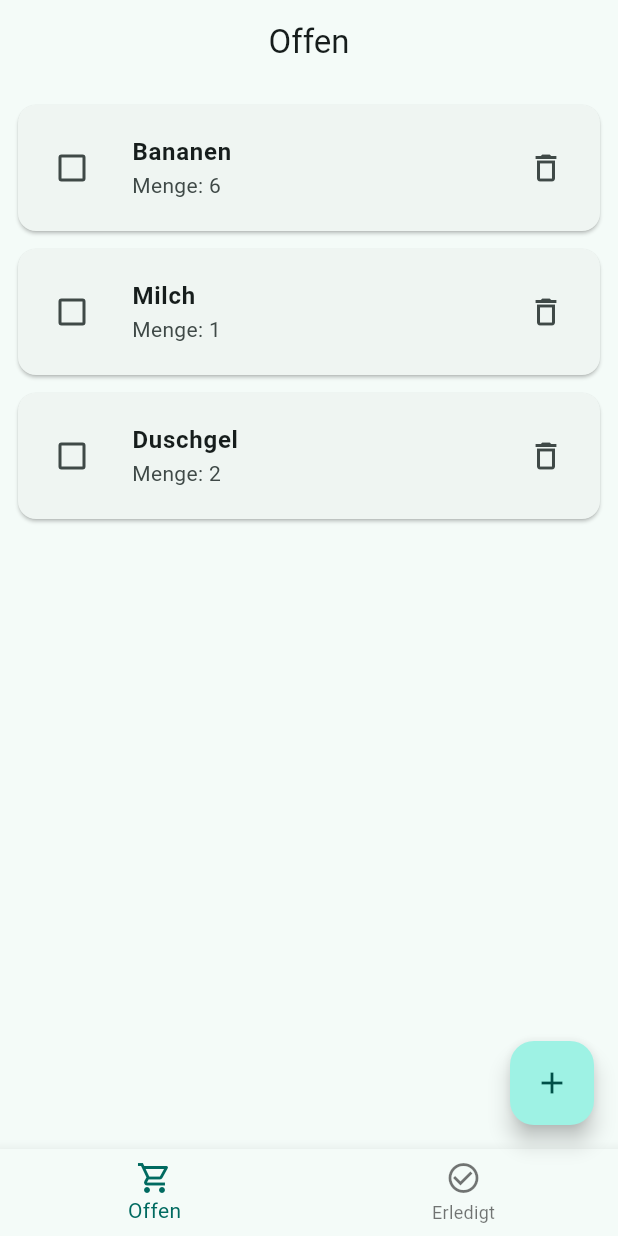
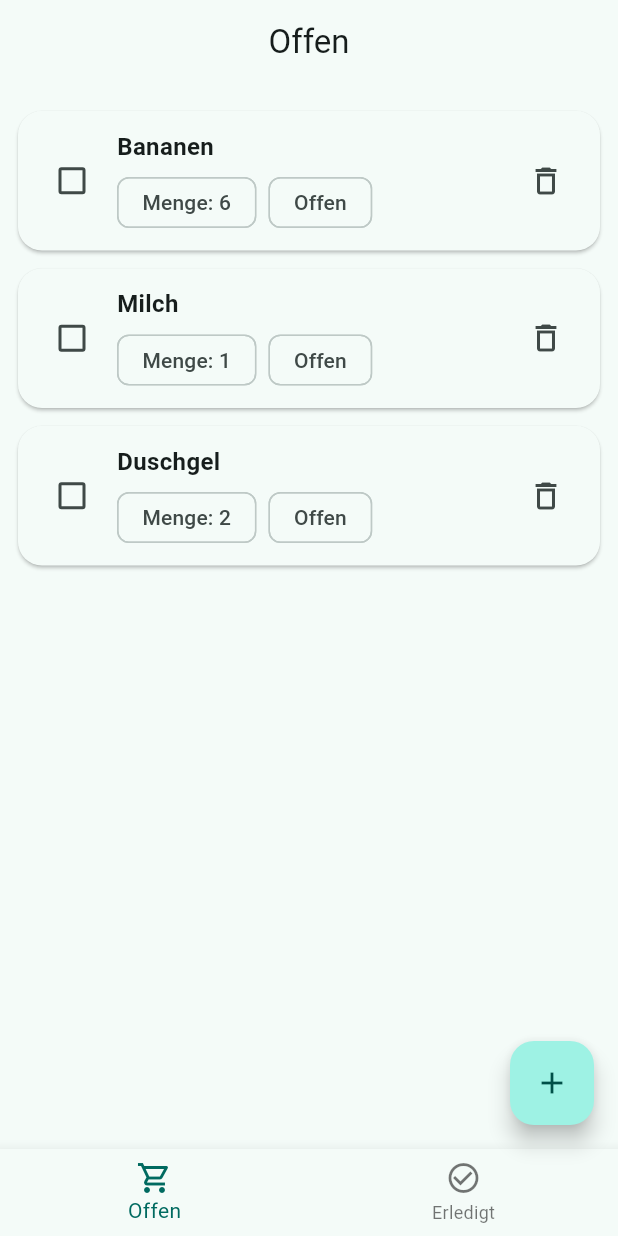
Before and after one commit to mel15g/shopping_list_app, a Flutter app: the screen it shows after launch, on a phone screen of 412 x 824 dp. Run offline on Flutter 3.47's test engine with Material 3 defaults, Android fonts, the phone set to English and light mode, and no system bars.

```diff
--- a/lib/main.dart
+++ b/lib/main.dart
@@ -1,22 +1,30 @@
 import 'package:flutter/material.dart';
-import 'screens/list_screen.dart';
 import 'screens/home_screen.dart';
 
-
 void main() {
-  runApp(const ShoppingListApp());
+  runApp(const MyApp());
 }
 
-class ShoppingListApp extends StatelessWidget {
-  const ShoppingListApp({super.key});
+class MyApp extends StatelessWidget {
+  const MyApp({super.key});
 
   @override
   Widget build(BuildContext context) {
     return MaterialApp(
       title: 'Shopping List',
+      debugShowCheckedModeBanner: false,
       theme: ThemeData(
         useMaterial3: true,
-        colorSchemeSeed: Colors.teal,
+        colorScheme: ColorScheme.fromSeed(
+          seedColor: Colors.teal,
+          brightness: Brightness.light,
+        ),
+        appBarTheme: const AppBarTheme(
+          centerTitle: true,
+        ),
+        inputDecorationTheme: const InputDecorationTheme(
+          border: OutlineInputBorder(),
+        ),
       ),
       home: const HomeScreen(),
     );
--- a/lib/screens/list_screen.dart
+++ b/lib/screens/list_screen.dart
@@ -20,7 +20,7 @@ class ListScreen extends StatelessWidget {
         child: Padding(
           padding: EdgeInsets.all(24),
           child: Text(
-            'Keine Einträge in dieser Ansicht.\nTippe unten auf + um etwas hinzuzufügen.',
+            'Keine Einträge in dieser Ansicht.\nTippe auf + um etwas hinzuzufügen.',
             textAlign: TextAlign.center,
           ),
         ),
@@ -28,34 +28,69 @@ class ListScreen extends StatelessWidget {
     }
 
     return ListView.builder(
-      padding: const EdgeInsets.only(top: 8, bottom: 80),
+      padding: const EdgeInsets.only(top: 12, bottom: 90),
       itemCount: entries.length,
       itemBuilder: (context, i) {
         final e = entries[i];
 
-        return Card(
-          margin: const EdgeInsets.symmetric(horizontal: 12, vertical: 6),
+        return Padding(
+          padding: const EdgeInsets.symmetric(horizontal: 12, vertical: 6),
+          child: Material(
+            borderRadius: BorderRadius.circular(16),
             elevation: 1,
-          child: ListTile(
-            contentPadding:
-                const EdgeInsets.symmetric(horizontal: 12, vertical: 6),
-            leading: Checkbox(
+            child: InkWell(
+              borderRadius: BorderRadius.circular(16),
+              onTap: () => onToggleDone(e.id), // Tippen toggelt auch
+              child: Padding(
+                padding: const EdgeInsets.all(12),
+                child: Row(
+                  children: [
+                    Checkbox(
                       value: e.isDone,
                       onChanged: (_) => onToggleDone(e.id),
                     ),
-            title: Text(
+                    const SizedBox(width: 6),
+
+                    Expanded(
+                      child: Column(
+                        crossAxisAlignment: CrossAxisAlignment.start,
+                        children: [
+                          Text(
                             e.title,
                             style: TextStyle(
                               fontSize: 16,
-                fontWeight: FontWeight.w600,
-                decoration: e.isDone ? TextDecoration.lineThrough : null,
+                              fontWeight: FontWeight.w700,
+                              decoration:
+                                  e.isDone ? TextDecoration.lineThrough : null,
                             ),
                           ),
-            subtitle: Text('Menge: ${e.quantity}'),
-            trailing: IconButton(
+                          const SizedBox(height: 6),
+                          Wrap(
+                            spacing: 8,
+                            runSpacing: 6,
+                            children: [
+                              Chip(
+                                label: Text('Menge: ${e.quantity}'),
+                                visualDensity: VisualDensity.compact,
+                              ),
+                              Chip(
+                                label: Text(e.isDone ? 'Erledigt' : 'Offen'),
+                                visualDensity: VisualDensity.compact,
+                              ),
+                            ],
+                          ),
+                        ],
+                      ),
+                    ),
+
+                    IconButton(
                       tooltip: 'Löschen',
                       onPressed: () => onRemove(e.id),
                       icon: const Icon(Icons.delete_outline),
+                    ),
+                  ],
+                ),
+              ),
             ),
           ),
         );
```
Lines whose indentation alone changed are shown as unchanged.
